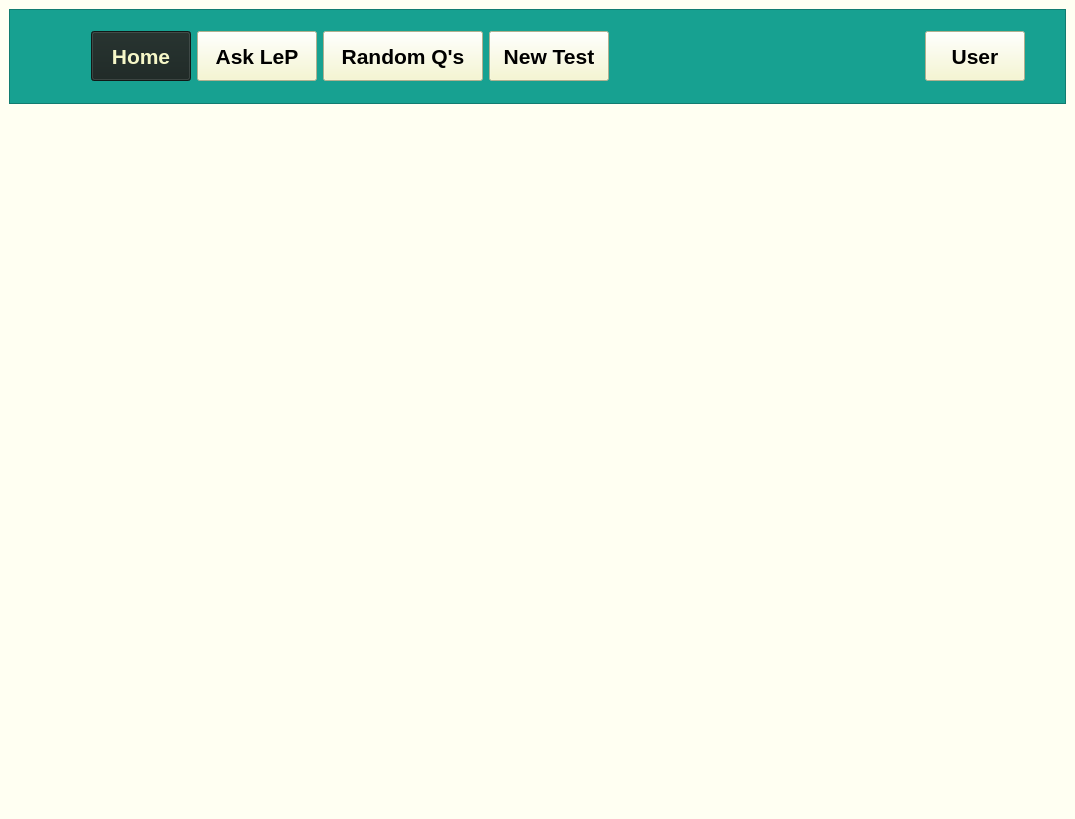
The window that src/views/ui/main.ui (adibozzhanov/LeProgram) describes before a commit, drawn with Qt 5.
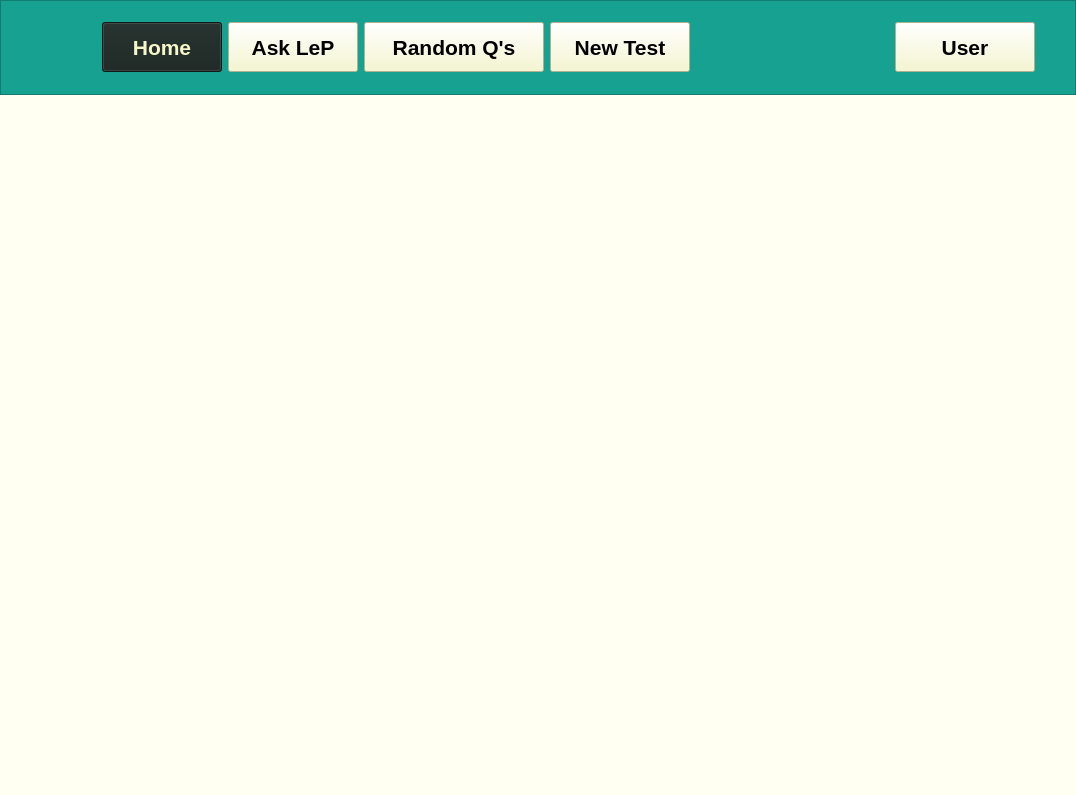
The same window after the commit. Icons and pictures are not drawn.

```diff
--- a/src/views/ui/main.ui
+++ b/src/views/ui/main.ui
@@ -6,7 +6,7 @@
    <rect>
     <x>0</x>
     <y>0</y>
-    <width>1075</width>
+    <width>1076</width>
     <height>119</height>
    </rect>
   </property>
@@ -37,10 +37,30 @@
    <bool>false</bool>
   </property>
   <widget class="QWidget" name="centralwidget">
+   <property name="font">
+    <font>
+     <kerning>true</kerning>
+    </font>
+   </property>
    <property name="autoFillBackground">
     <bool>false</bool>
    </property>
    <layout class="QGridLayout" name="gridLayout">
+    <property name="leftMargin">
+     <number>0</number>
+    </property>
+    <property name="topMargin">
+     <number>0</number>
+    </property>
+    <property name="rightMargin">
+     <number>0</number>
+    </property>
+    <property name="bottomMargin">
+     <number>0</number>
+    </property>
+    <property name="spacing">
+     <number>0</number>
+    </property>
     <item row="1" column="0">
      <widget class="QFrame" name="mainFrame">
       <property name="sizePolicy">
@@ -134,6 +154,22 @@
        <property name="bottomMargin">
         <number>9</number>
        </property>
+       <item>
+        <spacer name="horizontalSpacer_3">
+         <property name="orientation">
+          <enum>Qt::Horizontal</enum>
+         </property>
+         <property name="sizeType">
+          <enum>QSizePolicy::Minimum</enum>
+         </property>
+         <property name="sizeHint" stdset="0">
+          <size>
+           <width>20</width>
+           <height>20</height>
+          </size>
+         </property>
+        </spacer>
+       </item>
        <item>
         <widget class="QLabel" name="logo">
          <property name="sizePolicy">
@@ -200,13 +236,13 @@
             </property>
             <property name="minimumSize">
              <size>
-              <width>100</width>
+              <width>120</width>
               <height>50</height>
              </size>
             </property>
             <property name="maximumSize">
              <size>
-              <width>100</width>
+              <width>120</width>
               <height>50</height>
              </size>
             </property>
@@ -254,13 +290,13 @@
             </property>
             <property name="minimumSize">
              <size>
-              <width>120</width>
+              <width>130</width>
               <height>50</height>
              </size>
             </property>
             <property name="maximumSize">
              <size>
-              <width>120</width>
+              <width>130</width>
               <height>50</height>
              </size>
             </property>
@@ -307,13 +343,13 @@
             </property>
             <property name="minimumSize">
              <size>
-              <width>160</width>
+              <width>180</width>
               <height>50</height>
              </size>
             </property>
             <property name="maximumSize">
              <size>
-              <width>160</width>
+              <width>180</width>
               <height>50</height>
              </size>
             </property>
@@ -360,13 +396,13 @@
             </property>
             <property name="minimumSize">
              <size>
-              <width>120</width>
+              <width>140</width>
               <height>50</height>
              </size>
             </property>
             <property name="maximumSize">
              <size>
-              <width>120</width>
+              <width>140</width>
               <height>50</height>
              </size>
             </property>
@@ -451,13 +487,13 @@
          </property>
          <property name="minimumSize">
           <size>
-           <width>100</width>
+           <width>140</width>
            <height>50</height>
           </size>
          </property>
          <property name="maximumSize">
           <size>
-           <width>100</width>
+           <width>140</width>
            <height>50</height>
           </size>
          </property>
```
